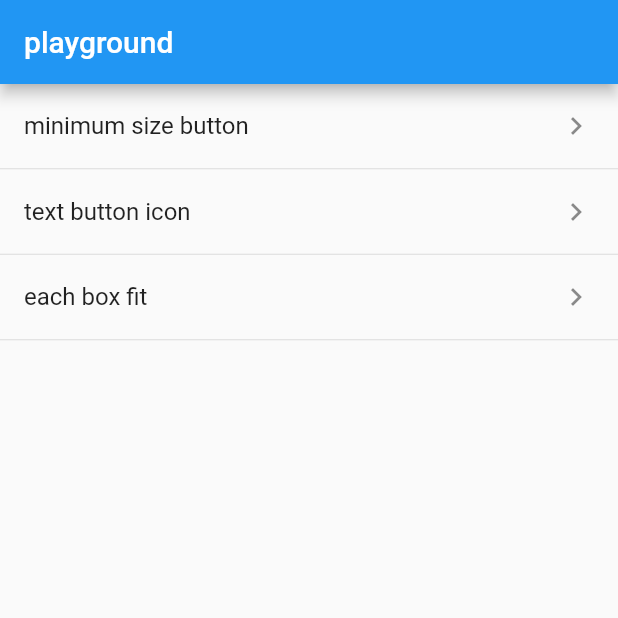
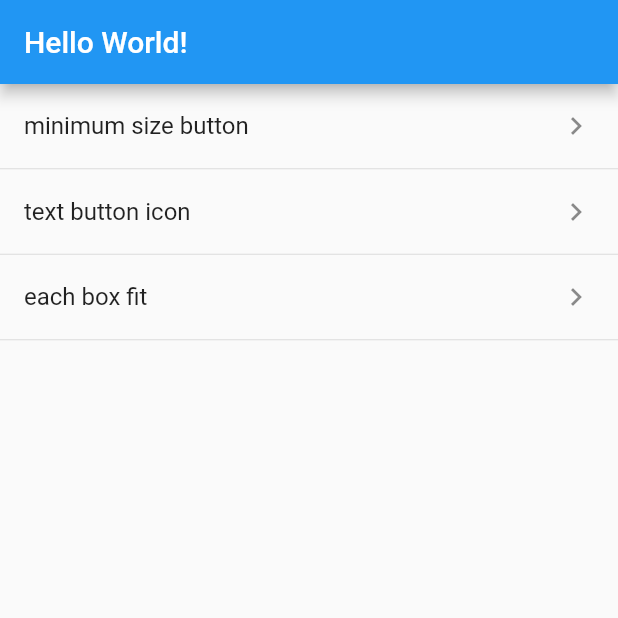
Before and after one commit to sho-ito-1027/flutter_playground, a Flutter app: the screen it shows after launch, on a phone screen of 412 x 824 dp, the top half of it. Run offline on Flutter 3.47's test engine with Material 2 defaults, Android fonts, the phone set to English and light mode, and no system bars; our stand-ins replace auto_route, flutter_svg; generated files the repository leaves out were written again.

Commit message:
add intl

```diff
--- a/analysis_options.yaml
+++ b/analysis_options.yaml
@@ -15,6 +15,7 @@ analyzer:
   exclude:
     - '**/*.gr.dart'
     - '**/*.gen.dart'
+    - '**/l10n/*.dart'
 
 # entry to configure linter rules.
 linter:
--- /dev/null
+++ b/l10n.yaml
@@ -0,0 +1,5 @@
+arb-dir: lib/l10n
+template-arb-file: app_en.arb
+output-class: L10n
+output-localization-file: l10n.dart
+synthetic-package: false
--- /dev/null
+++ b/lib/l10n/app_en.arb
@@ -0,0 +1,6 @@
+{
+  "helloWorld": "Hello World!",
+  "@helloWorld": {
+    "description": "The conventional newborn programmer greeting"
+  }
+}
--- a/lib/main.dart
+++ b/lib/main.dart
@@ -1,4 +1,5 @@
 import 'package:flutter/material.dart';
+import 'package:flutter_playground/l10n/l10n.dart';
 import 'package:flutter_playground/router/router.dart';
 
 void main() {
@@ -13,6 +14,8 @@ class AppRoot extends StatelessWidget {
   @override
   Widget build(BuildContext context) {
     return MaterialApp.router(
+      localizationsDelegates: L10n.localizationsDelegates,
+      supportedLocales: L10n.supportedLocales,
       routeInformationParser: _rootRouter.defaultRouteParser(),
       routerDelegate: _rootRouter.delegate(),
     );
--- a/lib/ui/playground.dart
+++ b/lib/ui/playground.dart
@@ -1,5 +1,6 @@
 import 'package:auto_route/auto_route.dart';
 import 'package:flutter/material.dart';
+import 'package:flutter_playground/l10n/l10n.dart';
 import 'package:flutter_playground/router/router.dart';
 
 class PlaygroundPage extends StatelessWidget {
@@ -15,9 +16,11 @@ class PlaygroundPage extends StatelessWidget {
 
   @override
   Widget build(BuildContext context) {
+    final l10n = L10n.of(context)!;
+
     return Scaffold(
       appBar: AppBar(
-        title: const Text('playground'),
+        title: Text(l10n.helloWorld),
       ),
       body: ListView.builder(
         itemCount: items.length,
--- a/pubspec.yaml
+++ b/pubspec.yaml
@@ -18,12 +18,17 @@ environment:
 dependencies:
   flutter:
     sdk: flutter
+  flutter_localizations:
+    sdk: flutter
 
   # UI
   cupertino_icons: ^1.0.2
 
   # Router(Navigation)
   auto_route: ^2.3.0
+
+  # Localization
+  intl: ^0.17.0
 
 dev_dependencies:
   flutter_test:
@@ -40,6 +45,7 @@ dev_dependencies:
   auto_route_generator: ^2.1.0
 
 flutter:
+  generate: true
   uses-material-design: true
   assets:
     - assets/images/
```
Also changed, not shown: pubspec.lock, 1 other file.
